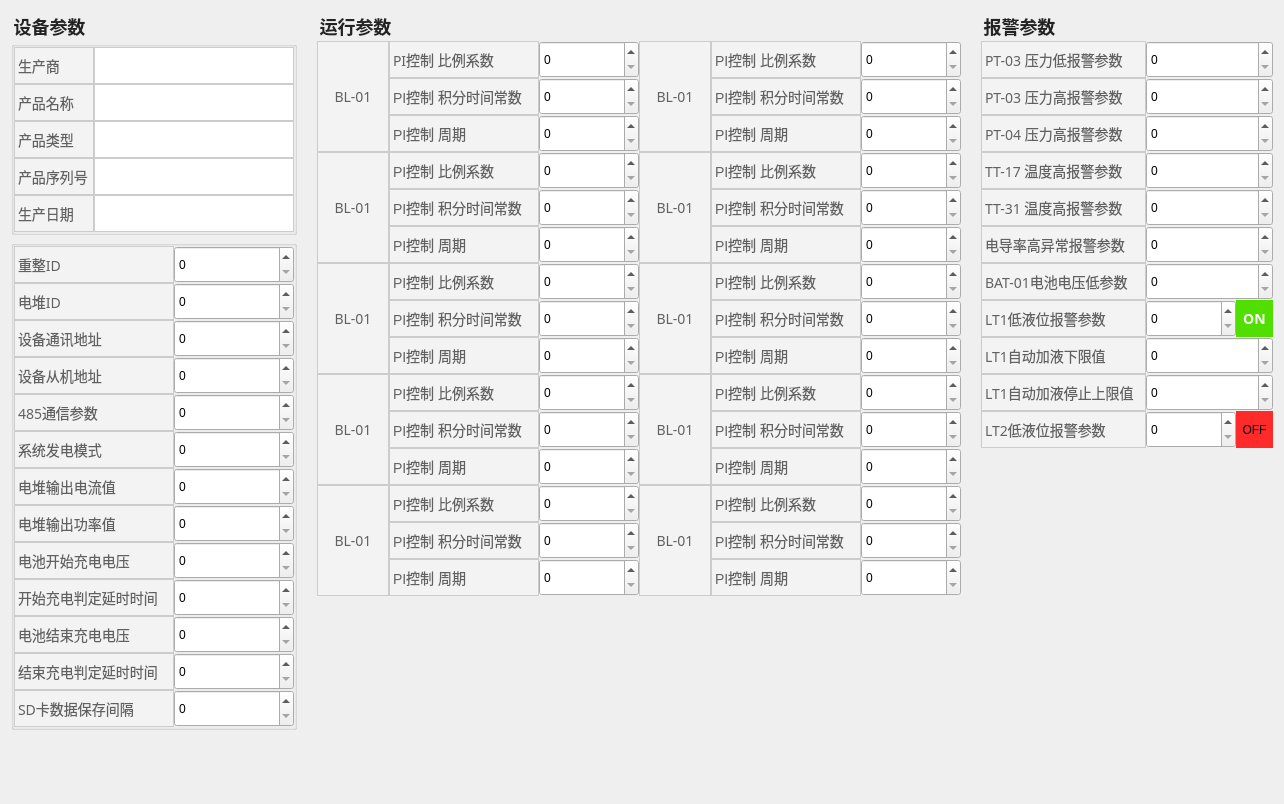
First picture: the form in ParameterConfiguration/parameterconfiguration.ui, repository Hccccc1/MOH_viewer, before the edit.
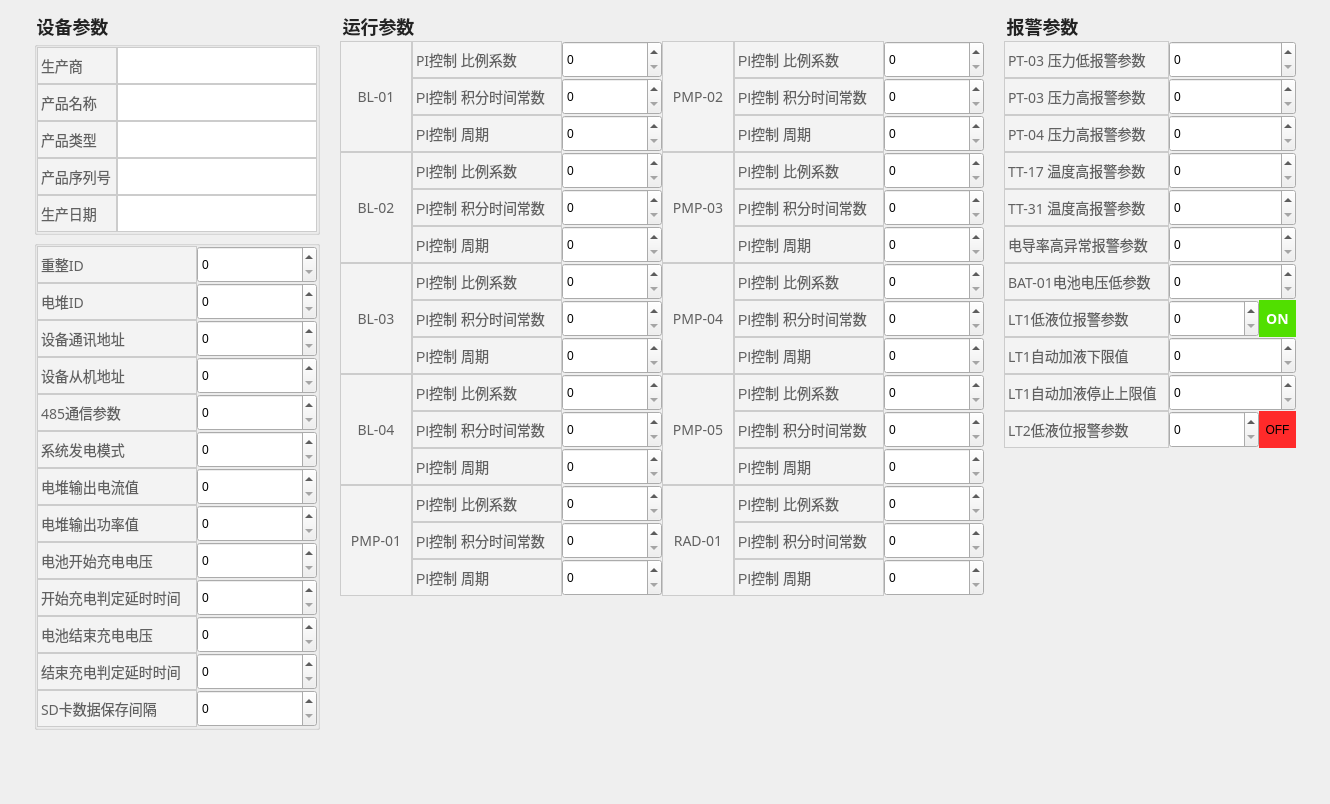
Second picture: the form after the edit.

Commit message: complete parameter ui

What changed in the file:
```diff
--- a/ParameterConfiguration/parameterconfiguration.ui
+++ b/ParameterConfiguration/parameterconfiguration.ui
@@ -6,7 +6,7 @@
    <rect>
     <x>0</x>
     <y>0</y>
-    <width>1245</width>
+    <width>1330</width>
     <height>804</height>
    </rect>
   </property>
@@ -86,7 +86,7 @@
 border:1px solid rgba(204,204,204,1);}</string>
           </property>
           <property name="text">
-           <string>BL-01</string>
+           <string>PMP-03</string>
           </property>
           <property name="alignment">
            <set>Qt::AlignCenter</set>
@@ -296,7 +296,7 @@
 border:1px solid rgba(204,204,204,1);}</string>
           </property>
           <property name="text">
-           <string>BL-01</string>
+           <string>RAD-01</string>
           </property>
           <property name="alignment">
            <set>Qt::AlignCenter</set>
@@ -506,7 +506,7 @@
 border:1px solid rgba(204,204,204,1);}</string>
           </property>
           <property name="text">
-           <string>BL-01</string>
+           <string>BL-03</string>
           </property>
           <property name="alignment">
            <set>Qt::AlignCenter</set>
@@ -716,7 +716,7 @@
 border:1px solid rgba(204,204,204,1);}</string>
           </property>
           <property name="text">
-           <string>BL-01</string>
+           <string>PMP-04</string>
           </property>
           <property name="alignment">
            <set>Qt::AlignCenter</set>
@@ -926,7 +926,7 @@
 border:1px solid rgba(204,204,204,1);}</string>
           </property>
           <property name="text">
-           <string>BL-01</string>
+           <string>BL-04</string>
           </property>
           <property name="alignment">
            <set>Qt::AlignCenter</set>
@@ -1136,7 +1136,7 @@
 border:1px solid rgba(204,204,204,1);}</string>
           </property>
           <property name="text">
-           <string>BL-01</string>
+           <string>BL-02</string>
           </property>
           <property name="alignment">
            <set>Qt::AlignCenter</set>
@@ -1346,7 +1346,7 @@
 border:1px solid rgba(204,204,204,1);}</string>
           </property>
           <property name="text">
-           <string>BL-01</string>
+           <string>PMP-02</string>
           </property>
           <property name="alignment">
            <set>Qt::AlignCenter</set>
@@ -1767,7 +1767,7 @@
 border:1px solid rgba(204,204,204,1);}</string>
           </property>
           <property name="text">
-           <string>BL-01</string>
+           <string>PMP-05</string>
           </property>
           <property name="alignment">
            <set>Qt::AlignCenter</set>
@@ -1977,7 +1977,7 @@
 border:1px solid rgba(204,204,204,1);}</string>
           </property>
           <property name="text">
-           <string>BL-01</string>
+           <string>PMP-01</string>
           </property>
           <property name="alignment">
            <set>Qt::AlignCenter</set>
```
